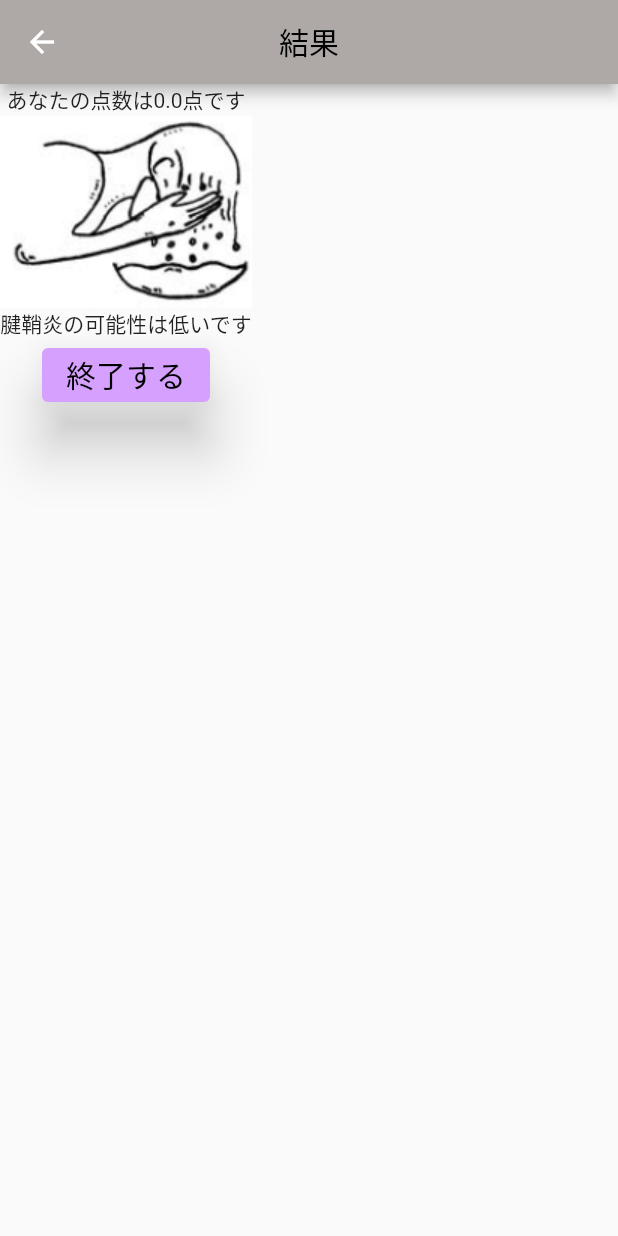
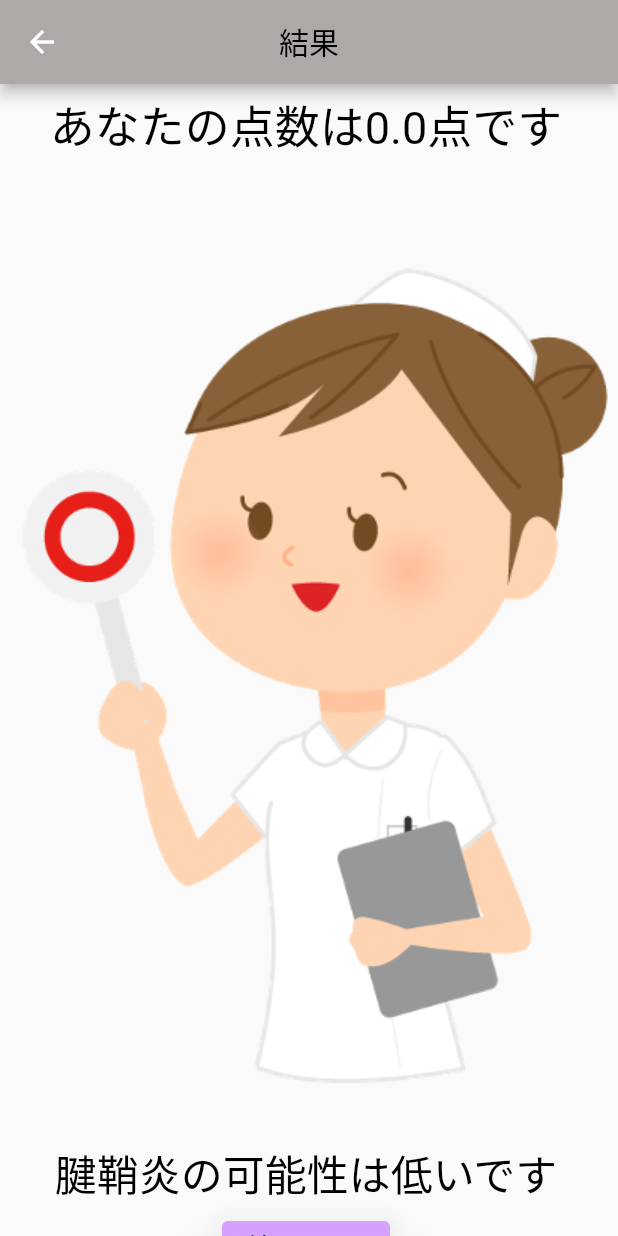
Before and after one commit to 22726020/AIdakko, a Flutter app: the HandresultPage screen opened directly with empty values, on a phone screen of 412 x 824 dp. Run offline on Flutter 3.47's test engine with Material 2 defaults, Android fonts, the light colour scheme and no system bars; our stand-ins replace audioplayers, camera, image_gallery_saver; missing offline and left inert: google_mlkit_pose_detection.

Commit message:
腱鞘炎チェック完成

```diff
--- a/lib/hand20.dart
+++ b/lib/hand20.dart
@@ -56,14 +56,16 @@ class _HandresultPageState extends State<HandresultPage> {
         appBar: AppBar(centerTitle: true,title: Text('結果',style:const TextStyle(color: Colors.black)),
         backgroundColor: const Color.fromARGB(255, 174, 168, 167)),
         body: SingleChildScrollView(
-          child: Column(children: <Widget>[
-              Text('あなたの点数は'+result1+'点です'),
-              if(result<10) Image.asset('assets/hand1.png'),
-              if(result<10) Text('腱鞘炎の可能性は低いです'),
-              if(result>20) Image.asset('assets/hand2.png'),
-              if(result>20) Text('腱鞘炎の可能性は高いです'),
+          child: Column(
+            children: <Widget>[
+            //基準は13.0点
+            Padding(padding: EdgeInsets.all(5),child:Text('あなたの点数は'+result1+'点です',style: TextStyle(fontSize: 30,color: Colors.black)),),
 
-              ElevatedButton(
+              (result<13)? Image.asset('assets/maru.png'): Image.asset('assets/batu.png'),
+              (result<13)? const Text('腱鞘炎の可能性は低いです',style: TextStyle(fontSize: 28,color: Colors.black)):const Text('腱鞘炎の可能性が高いです\n医療機関で受診しましょう',style: TextStyle(fontSize: 28,color: Colors.red)),
+
+              Padding(padding: EdgeInsets.all(5),
+              child: ElevatedButton(
                   onPressed: (){
                     Navigator.popUntil(context, (Route<dynamic> route) => route.isFirst);
                   },
@@ -73,6 +75,7 @@ class _HandresultPageState extends State<HandresultPage> {
                   ),
                   child: Text('終了する',style: TextStyle(fontSize: 20,color: Colors.black)),
                 ),
+              ),
           ],
           ),
         ),
--- a/pubspec.yaml
+++ b/pubspec.yaml
@@ -110,6 +110,9 @@ flutter:
     - assets/hand18.png
     - assets/hand20.png
     - assets/handexp.png
+    - assets/maru.png
+    - assets/sankaku.png
+    - assets/batu.png
   # To add assets to your application, add an assets section, like this:
   # assets:
   #   - images/a_dot_burr.jpeg
```
Also changed, not shown: assets/batu.png (added), assets/maru.png (added), assets/sankaku.png (added).
